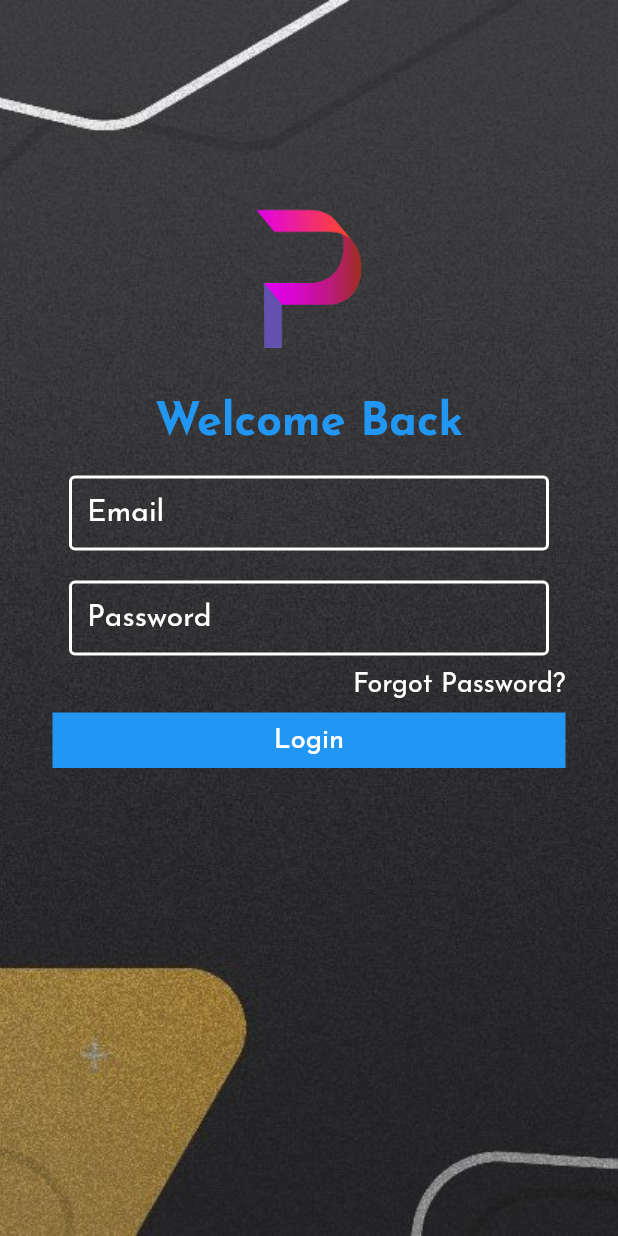
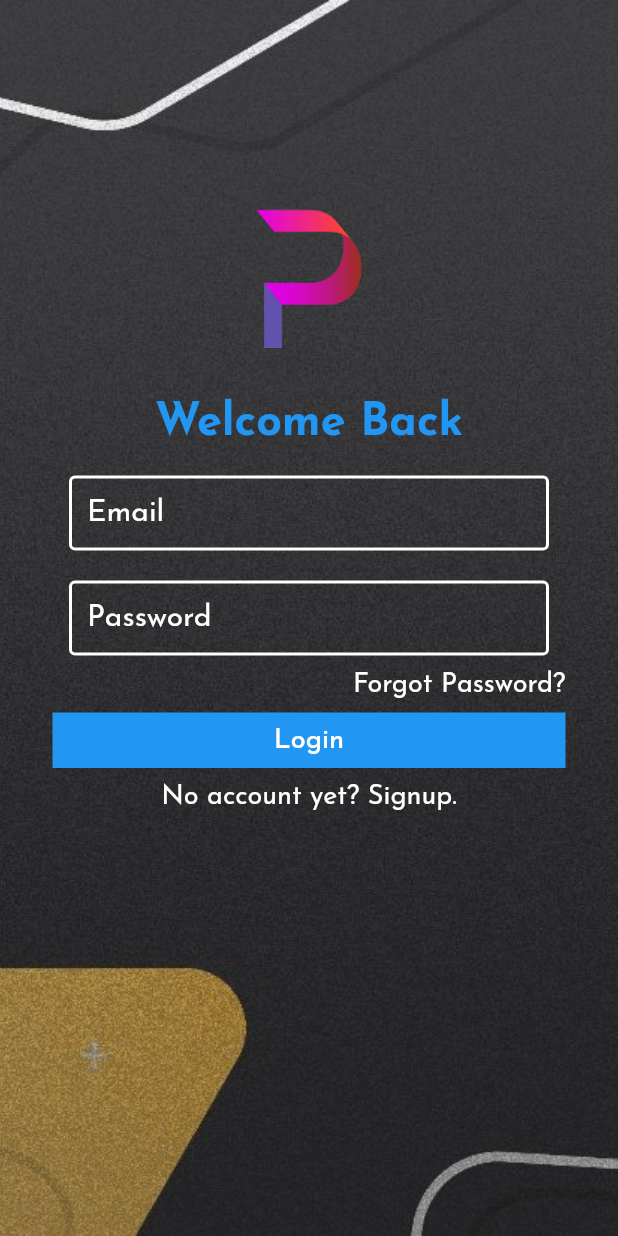
Before and after one commit to PilotCityInc/pcv4_mobile, a Flutter app: the screen it shows after launch, on a phone screen of 412 x 824 dp. Run offline on Flutter 3.47's test engine with Material 2 defaults, Android fonts, the light colour scheme and no system bars; our stand-ins replace google_fonts.

Commit message:
Added "No account yet? Signup."

```diff
--- a/lib/Login/LoginPage.dart
+++ b/lib/Login/LoginPage.dart
@@ -52,7 +52,19 @@ class LoginPage extends StatelessWidget {
             SizedBox(
               height: 10,
             ),
-            LoginButton()
+            LoginButton(),
+            SizedBox(
+              height: 10,
+            ),
+            Column(
+              crossAxisAlignment: CrossAxisAlignment.center,
+              children: [
+                Text(
+                  'No account yet? Signup.',
+                  style: BodyText,
+                )
+              ],
+            )
           ],
         ),
       ),
```
